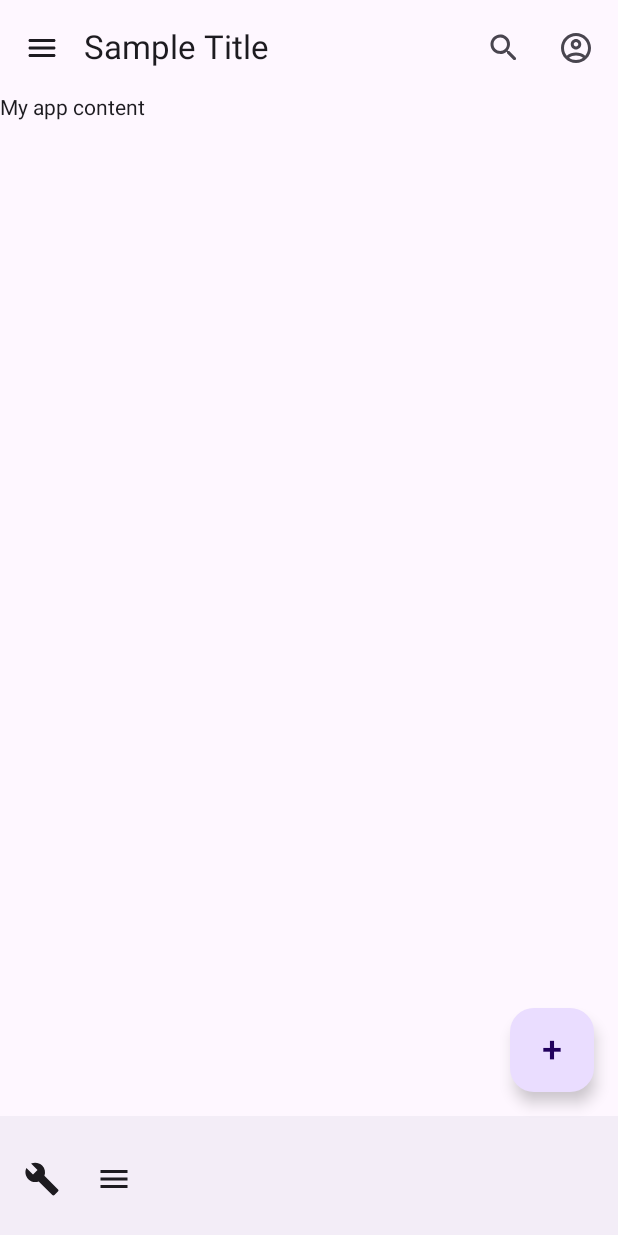
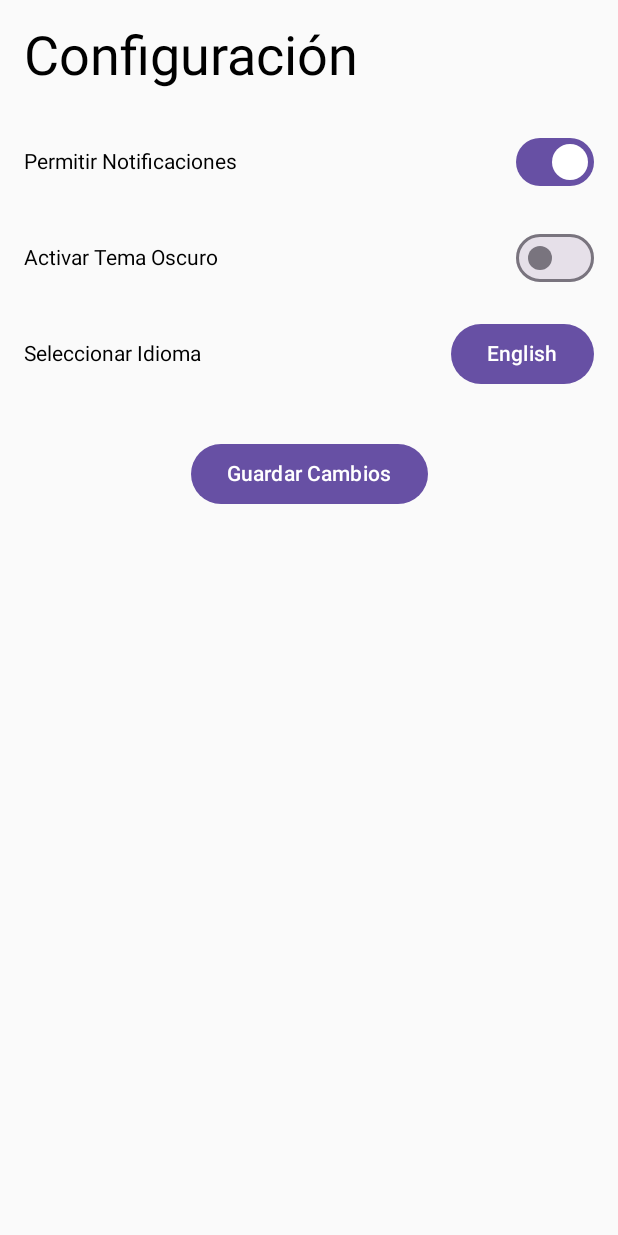
Before and after one commit to MarcoTecsup159/lab06-navegacion, an Android app built with Jetpack Compose: the screen it shows after launch (MainActivity), after a tap on "Build description", on a phone screen of 412 x 824 dp. Run offline under Robolectric (Android 15) with nearby library versions, the phone set to English and light mode, and no system bars.

```diff
--- a/app/build.gradle.kts
+++ b/app/build.gradle.kts
@@ -68,4 +68,9 @@ dependencies {
     debugImplementation(libs.androidx.ui.test.manifest)
 
     implementation("androidx.navigation:navigation-compose:2.7.4")
+
+    implementation ("androidx.compose.material:material:1.4.3")
+    implementation ("androidx.compose.ui:ui:1.4.3")
+    implementation ("androidx.compose.ui:ui-tooling-preview:1.4.3")
+    implementation ("androidx.compose.runtime:runtime-livedata:1.4.3")
 }
--- a/app/src/main/java/com/example/lab06/navigation/AppNavigation.kt
+++ b/app/src/main/java/com/example/lab06/navigation/AppNavigation.kt
@@ -6,6 +6,7 @@ import androidx.navigation.compose.composable
 import androidx.navigation.compose.rememberNavController
 import com.example.lab06.screens.CustomScaffold
 import com.example.lab06.screens.Profile
+import com.example.lab06.screens.Settings
 
 @Composable
 fun AppNavigation(){
@@ -17,5 +18,8 @@ fun AppNavigation(){
         composable(route = AppScreens.Profile.route) {
             Profile(navController)
         }
+        composable(route = AppScreens.Settings.route) {
+            Settings(navController)
+        }
     }
 }
--- a/app/src/main/java/com/example/lab06/navigation/AppScreens.kt
+++ b/app/src/main/java/com/example/lab06/navigation/AppScreens.kt
@@ -3,4 +3,5 @@ package com.example.lab06.navigation
 sealed class AppScreens(val route: String) {
     object PantallaInicio: AppScreens(route = "customScaffold")
     object Profile: AppScreens(route = "profile")
+    object Settings: AppScreens(route = "settings")
 }
--- a/app/src/main/java/com/example/lab06/screens/CustomScaffold.kt
+++ b/app/src/main/java/com/example/lab06/screens/CustomScaffold.kt
@@ -1,12 +1,18 @@
 package com.example.lab06.screens
 
+import androidx.compose.foundation.layout.Arrangement
 import androidx.compose.foundation.layout.Column
 import androidx.compose.foundation.layout.PaddingValues
+import androidx.compose.foundation.layout.Row
 import androidx.compose.foundation.layout.fillMaxSize
+import androidx.compose.foundation.layout.fillMaxWidth
 import androidx.compose.foundation.layout.padding
 import androidx.compose.material.icons.Icons
 import androidx.compose.material.icons.filled.Build
+import androidx.compose.material.icons.filled.DateRange
+import androidx.compose.material.icons.filled.Info
 import androidx.compose.material.icons.filled.Menu
+import androidx.compose.material.icons.filled.Settings
 import androidx.compose.material.icons.outlined.AccountCircle
 import androidx.compose.material.icons.rounded.Menu
 import androidx.compose.material.icons.rounded.Search
@@ -29,7 +35,7 @@ import com.example.lab06.navigation.AppScreens
 fun CustomScaffold(navController: NavController) {
     Scaffold(
         topBar = { CustomTopBar(navController) },
-        bottomBar = { CustomBottomBar() },
+        bottomBar = { CustomBottomBar(navController) },
         floatingActionButton = { CustomFAB() },
         content = { padding ->
             CustomContent(padding)
@@ -83,16 +89,23 @@ fun CustomTopBar(navController: NavController) {
 }
 
 @Composable
-fun CustomBottomBar() {
+fun CustomBottomBar(navController: NavController) {
     BottomAppBar {
-        IconButton(onClick = { print("Build") }) {
-            Icon(Icons.Filled.Build, contentDescription = "Build description")
-        }
-        IconButton(onClick = { print("Menu") }) {
-            Icon(
-                Icons.Filled.Menu,
-                contentDescription = "Menu description",
-            )
+        Row(
+            modifier = Modifier.fillMaxWidth(),
+            horizontalArrangement = Arrangement.SpaceEvenly
+        ){
+            IconButton(onClick = {
+                navController.navigate(route = AppScreens.Settings.route)
+            }) {
+                Icon(Icons.Filled.Settings, contentDescription = "Build description")
+            }
+            IconButton(onClick = { print("Menu") }) {
+                Icon(
+                    Icons.Filled.Info,
+                    contentDescription = "Menu description",
+                )
+            }
         }
     }
 }
--- /dev/null
+++ b/app/src/main/java/com/example/lab06/screens/Settings.kt
@@ -0,0 +1,122 @@
+package com.example.lab06.screens
+
+import androidx.compose.foundation.layout.Arrangement
+import androidx.compose.foundation.layout.Box
+import androidx.compose.foundation.layout.Column
+import androidx.compose.foundation.layout.Row
+import androidx.compose.foundation.layout.Spacer
+import androidx.compose.foundation.layout.fillMaxSize
+import androidx.compose.foundation.layout.fillMaxWidth
+import androidx.compose.foundation.layout.height
+import androidx.compose.foundation.layout.padding
+import androidx.compose.foundation.layout.wrapContentSize
+import androidx.compose.material3.Button
+import androidx.compose.material3.DropdownMenu
+import androidx.compose.material3.DropdownMenuItem
+import androidx.compose.material3.MaterialTheme
+import androidx.compose.material3.Switch
+import androidx.compose.material3.Text
+import androidx.compose.runtime.Composable
+import androidx.compose.runtime.getValue
+import androidx.compose.runtime.mutableStateOf
+import androidx.compose.runtime.remember
+import androidx.compose.runtime.setValue
+import androidx.compose.ui.Alignment
+import androidx.compose.ui.Modifier
+import androidx.compose.ui.modifier.modifierLocalMapOf
+import androidx.compose.ui.tooling.preview.Preview
+import androidx.compose.ui.unit.dp
+import androidx.navigation.NavController
+import org.intellij.lang.annotations.Language
+
+import androidx.compose.material.*
+import androidx.compose.runtime.*
+import com.example.lab06.navigation.AppScreens
+
+@Composable
+fun Settings(navController: NavController) {
+    var notificationsEnabled by remember { mutableStateOf(true) }
+    var darkThemeEnabled by remember { mutableStateOf(false) }
+    var selectedLanguage by remember { mutableStateOf("English") }
+
+    Column(
+        modifier = Modifier
+            .fillMaxSize()
+            .padding(16.dp),
+        verticalArrangement = Arrangement.Top,
+        horizontalAlignment = Alignment.Start
+    ) {
+        Text(text = "Configuración", style = MaterialTheme.typography.displaySmall)
+        Spacer(modifier = Modifier.height(24.dp))
+
+        //opción para activar o desactivar notificaciones
+        Row(
+            modifier = Modifier.fillMaxWidth(),
+            verticalAlignment = Alignment.CenterVertically
+        ) {
+            Text(text = "Permitir Notificaciones")
+            Spacer(modifier = Modifier.weight(1f))
+            Switch(checked = notificationsEnabled, onCheckedChange = { notificationsEnabled = it })
+        }
+
+        Spacer(modifier = Modifier.height(16.dp))
+
+        //opción para el tema oscuro
+        Row(
+            modifier = Modifier.fillMaxWidth(),
+            verticalAlignment = Alignment.CenterVertically
+        ) {
+            Text(text = "Activar Tema Oscuro")
+            Spacer(modifier = Modifier.weight(1f))
+            Switch(checked = darkThemeEnabled, onCheckedChange = { darkThemeEnabled = it })
+        }
+
+        Spacer(modifier = Modifier.height(16.dp))
+
+        //seleccionar Idioma
+        Row(
+            modifier = Modifier.fillMaxWidth(),
+            verticalAlignment = Alignment.CenterVertically
+        ) {
+            Text(text = "Seleccionar Idioma")
+            Spacer(modifier = Modifier.weight(1f))
+            DropdownMenu(selectedLanguage = selectedLanguage, onLanguageSelected = { selectedLanguage = it })
+        }
+
+        Spacer(modifier = Modifier.height(32.dp))
+
+        //botón para el guardado de cambios
+        Button(
+            onClick = {
+                navController.navigate(route = AppScreens.PantallaInicio.route)
+            },
+            modifier = Modifier.align(Alignment.CenterHorizontally)
+        ) {
+            Text(text = "Guardar Cambios")
+        }
+    }
+}
+
+@Composable
+fun DropdownMenu(selectedLanguage: String, onLanguageSelected: (String) -> Unit) {
+    var expanded by remember { mutableStateOf(false) }
+    val languages = listOf("English", "Spanish", "French", "German")
+
+    Box(
+        modifier = Modifier.wrapContentSize(Alignment.TopStart)
+    ) {
+        Button(onClick = { expanded = true }) {
+            Text(text = selectedLanguage)
+        }
+        DropdownMenu(expanded = expanded, onDismissRequest = { expanded = false }) {
+            languages.forEach { language ->
+                DropdownMenuItem(onClick = {
+                    onLanguageSelected(language)
+                    expanded = false
+                }) {
+                    Text(text = language)
+                }
+            }
+        }
+    }
+}
```
